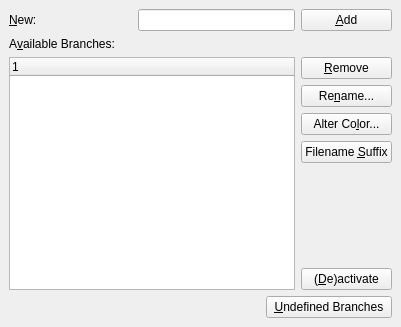
cburschka/lyx, file src/frontends/qt4/ui/BranchesUi.ui: the form before one commit.
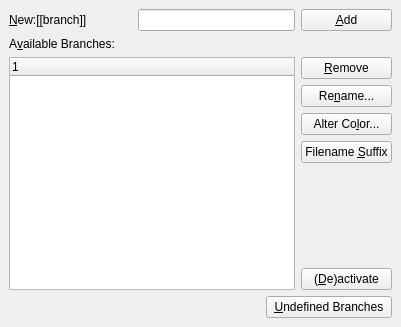
The form after the commit.

The edit to the form file:
```diff
--- a/src/frontends/qt4/ui/BranchesUi.ui
+++ b/src/frontends/qt4/ui/BranchesUi.ui
@@ -22,7 +22,7 @@
    <item row="0" column="0" >
     <widget class="QLabel" name="newBranchLA" >
      <property name="text" >
-      <string>&amp;New:</string>
+      <string>&amp;New:[[branch]]</string>
      </property>
      <property name="buddy" >
       <cstring>newBranchLE</cstring>
```
